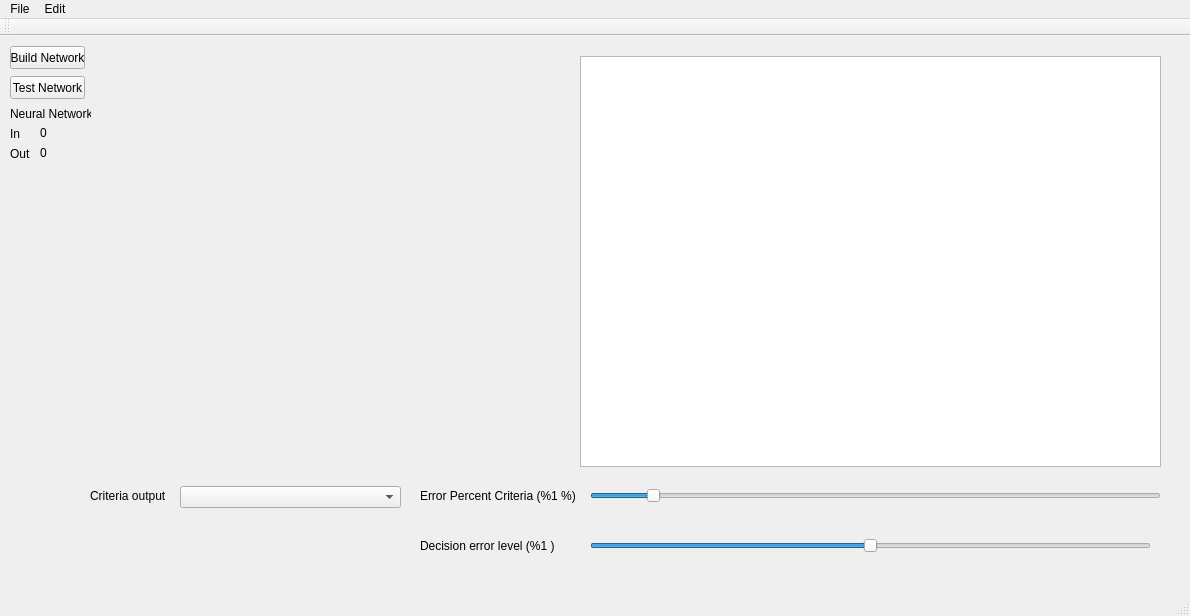
Before: the Qt Designer form src/CMainWindow.ui in fcrohas/QMWEStatistic, drawn with Qt 5.
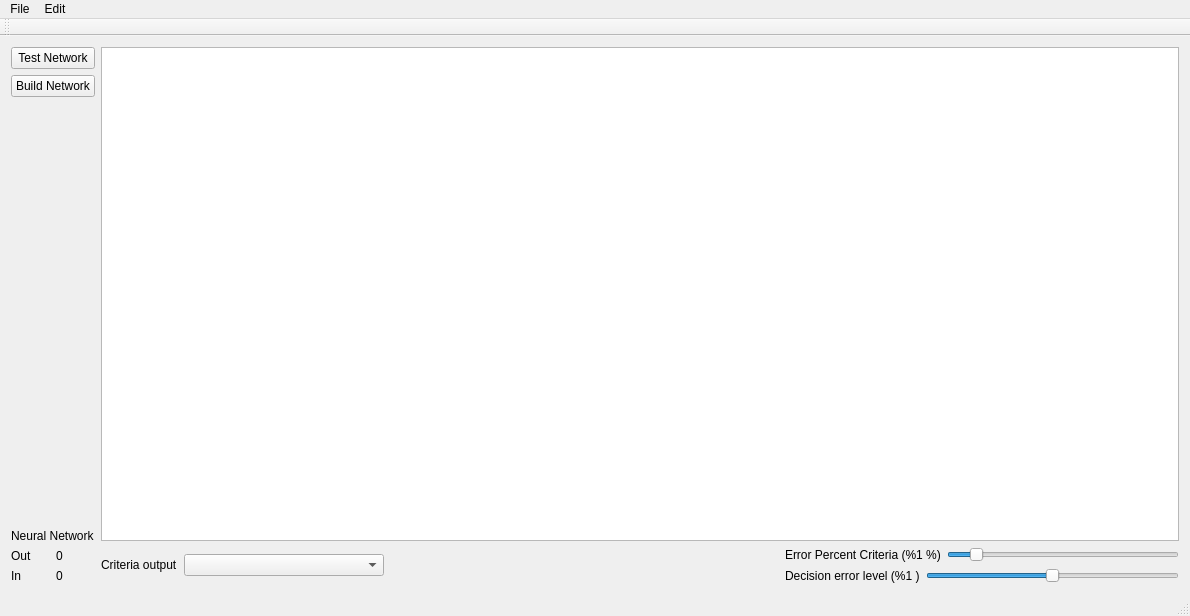
After: the same form once the commit is applied.

The edit to the form file:
```diff
--- a/src/CMainWindow.ui
+++ b/src/CMainWindow.ui
@@ -14,232 +14,217 @@
    <string>QMWEStatistics</string>
   </property>
   <widget class="QWidget" name="centralWidget">
-   <widget class="QPushButton" name="buildNetwork">
-    <property name="geometry">
-     <rect>
-      <x>10</x>
-      <y>10</y>
-      <width>75</width>
-      <height>23</height>
-     </rect>
-    </property>
-    <property name="text">
-     <string>Build Network</string>
-    </property>
-   </widget>
-   <widget class="QPushButton" name="testNetwork">
-    <property name="geometry">
-     <rect>
-      <x>10</x>
-      <y>40</y>
-      <width>75</width>
-      <height>23</height>
-     </rect>
-    </property>
-    <property name="text">
-     <string>Test Network</string>
-    </property>
-   </widget>
-   <widget class="QTextBrowser" name="outputText">
-    <property name="geometry">
-     <rect>
-      <x>580</x>
-      <y>20</y>
-      <width>581</width>
-      <height>411</height>
-     </rect>
-    </property>
-   </widget>
-   <widget class="QWidget" name="horizontalLayoutWidget">
-    <property name="geometry">
-     <rect>
-      <x>92</x>
-      <y>20</y>
-      <width>481</width>
-      <height>411</height>
-     </rect>
-    </property>
-    <layout class="QHBoxLayout" name="plotterLayout"/>
-   </widget>
-   <widget class="QSlider" name="errorLevel">
-    <property name="enabled">
-     <bool>true</bool>
-    </property>
-    <property name="geometry">
-     <rect>
-      <x>590</x>
-      <y>500</y>
-      <width>561</width>
-      <height>20</height>
-     </rect>
-    </property>
-    <property name="minimum">
-     <number>0</number>
-    </property>
-    <property name="maximum">
-     <number>20</number>
-    </property>
-    <property name="singleStep">
-     <number>1</number>
-    </property>
-    <property name="pageStep">
-     <number>2</number>
-    </property>
-    <property name="value">
-     <number>10</number>
-    </property>
-    <property name="sliderPosition">
-     <number>10</number>
-    </property>
-    <property name="orientation">
-     <enum>Qt::Horizontal</enum>
-    </property>
-   </widget>
-   <widget class="QSlider" name="errorPercent">
-    <property name="enabled">
-     <bool>true</bool>
-    </property>
-    <property name="geometry">
-     <rect>
-      <x>590</x>
-      <y>450</y>
-      <width>571</width>
-      <height>19</height>
-     </rect>
-    </property>
-    <property name="maximum">
-     <number>100</number>
-    </property>
-    <property name="pageStep">
-     <number>5</number>
-    </property>
-    <property name="value">
-     <number>10</number>
-    </property>
-    <property name="orientation">
-     <enum>Qt::Horizontal</enum>
-    </property>
-   </widget>
-   <widget class="QLabel" name="labelErrorDecision">
-    <property name="enabled">
-     <bool>true</bool>
-    </property>
-    <property name="geometry">
-     <rect>
-      <x>420</x>
-      <y>500</y>
-      <width>161</width>
-      <height>20</height>
-     </rect>
-    </property>
-    <property name="text">
-     <string>Decision error level (%1 )</string>
-    </property>
-   </widget>
-   <widget class="QLabel" name="labelErrorCriteria">
-    <property name="enabled">
-     <bool>true</bool>
-    </property>
-    <property name="geometry">
-     <rect>
-      <x>420</x>
-      <y>450</y>
-      <width>161</width>
-      <height>20</height>
-     </rect>
-    </property>
-    <property name="text">
-     <string>Error Percent Criteria (%1 %)</string>
-    </property>
-   </widget>
-   <widget class="QComboBox" name="cbCriteriaOut">
-    <property name="geometry">
-     <rect>
-      <x>180</x>
-      <y>450</y>
-      <width>221</width>
-      <height>22</height>
-     </rect>
-    </property>
-   </widget>
-   <widget class="QLabel" name="label_3">
-    <property name="geometry">
-     <rect>
-      <x>90</x>
-      <y>450</y>
-      <width>81</width>
-      <height>20</height>
-     </rect>
-    </property>
-    <property name="text">
-     <string>Criteria output</string>
-    </property>
-   </widget>
-   <widget class="QLabel" name="label_4">
-    <property name="geometry">
-     <rect>
-      <x>10</x>
-      <y>70</y>
-      <width>81</width>
-      <height>16</height>
-     </rect>
-    </property>
-    <property name="text">
-     <string>Neural Network</string>
-    </property>
-   </widget>
-   <widget class="QLabel" name="label_5">
-    <property name="geometry">
-     <rect>
-      <x>10</x>
-      <y>90</y>
-      <width>16</width>
-      <height>16</height>
-     </rect>
-    </property>
-    <property name="text">
-     <string>In</string>
-    </property>
-   </widget>
-   <widget class="QLabel" name="label_6">
-    <property name="geometry">
-     <rect>
-      <x>10</x>
-      <y>110</y>
-      <width>21</width>
-      <height>16</height>
-     </rect>
-    </property>
-    <property name="text">
-     <string>Out</string>
-    </property>
-   </widget>
-   <widget class="QLabel" name="fannIn">
-    <property name="geometry">
-     <rect>
-      <x>40</x>
-      <y>90</y>
-      <width>46</width>
-      <height>13</height>
-     </rect>
-    </property>
-    <property name="text">
-     <string>0</string>
-    </property>
-   </widget>
-   <widget class="QLabel" name="fannOut">
-    <property name="geometry">
-     <rect>
-      <x>40</x>
-      <y>110</y>
-      <width>46</width>
-      <height>13</height>
-     </rect>
-    </property>
-    <property name="text">
-     <string>0</string>
-    </property>
-   </widget>
+   <layout class="QHBoxLayout" name="horizontalLayout_9">
+    <item>
+     <layout class="QHBoxLayout" name="horizontalLayout_7">
+      <item>
+       <layout class="QVBoxLayout" name="verticalLayout_2">
+        <item>
+         <widget class="QPushButton" name="testNetwork">
+          <property name="text">
+           <string>Test Network</string>
+          </property>
+         </widget>
+        </item>
+        <item>
+         <widget class="QPushButton" name="buildNetwork">
+          <property name="text">
+           <string>Build Network</string>
+          </property>
+         </widget>
+        </item>
+        <item>
+         <spacer name="verticalSpacer">
+          <property name="orientation">
+           <enum>Qt::Vertical</enum>
+          </property>
+          <property name="sizeHint" stdset="0">
+           <size>
+            <width>20</width>
+            <height>40</height>
+           </size>
+          </property>
+         </spacer>
+        </item>
+        <item>
+         <widget class="QLabel" name="label_4">
+          <property name="text">
+           <string>Neural Network</string>
+          </property>
+         </widget>
+        </item>
+        <item>
+         <layout class="QHBoxLayout" name="horizontalLayout_5">
+          <item>
+           <widget class="QLabel" name="label_6">
+            <property name="text">
+             <string>Out</string>
+            </property>
+           </widget>
+          </item>
+          <item>
+           <widget class="QLabel" name="fannOut">
+            <property name="text">
+             <string>0</string>
+            </property>
+           </widget>
+          </item>
+         </layout>
+        </item>
+        <item>
+         <layout class="QHBoxLayout" name="horizontalLayout_4">
+          <item>
+           <widget class="QLabel" name="label_5">
+            <property name="text">
+             <string>In</string>
+            </property>
+           </widget>
+          </item>
+          <item>
+           <widget class="QLabel" name="fannIn">
+            <property name="text">
+             <string>0</string>
+            </property>
+           </widget>
+          </item>
+         </layout>
+        </item>
+       </layout>
+      </item>
+      <item>
+       <layout class="QVBoxLayout" name="verticalLayout_3">
+        <item>
+         <layout class="QHBoxLayout" name="horizontalLayout_6">
+          <item>
+           <layout class="QHBoxLayout" name="plotterLayout"/>
+          </item>
+          <item>
+           <widget class="QTextBrowser" name="outputText"/>
+          </item>
+         </layout>
+        </item>
+        <item>
+         <layout class="QHBoxLayout" name="horizontalLayout_8">
+          <item>
+           <layout class="QHBoxLayout" name="horizontalLayout">
+            <item>
+             <widget class="QLabel" name="label_3">
+              <property name="text">
+               <string>Criteria output</string>
+              </property>
+             </widget>
+            </item>
+            <item>
+             <widget class="QComboBox" name="cbCriteriaOut">
+              <property name="minimumSize">
+               <size>
+                <width>200</width>
+                <height>0</height>
+               </size>
+              </property>
+             </widget>
+            </item>
+           </layout>
+          </item>
+          <item>
+           <spacer name="horizontalSpacer">
+            <property name="orientation">
+             <enum>Qt::Horizontal</enum>
+            </property>
+            <property name="sizeHint" stdset="0">
+             <size>
+              <width>40</width>
+              <height>20</height>
+             </size>
+            </property>
+           </spacer>
+          </item>
+          <item>
+           <layout class="QVBoxLayout" name="verticalLayout">
+            <item>
+             <layout class="QHBoxLayout" name="horizontalLayout_2">
+              <item>
+               <widget class="QLabel" name="labelErrorCriteria">
+                <property name="enabled">
+                 <bool>true</bool>
+                </property>
+                <property name="text">
+                 <string>Error Percent Criteria (%1 %)</string>
+                </property>
+               </widget>
+              </item>
+              <item>
+               <widget class="QSlider" name="errorPercent">
+                <property name="enabled">
+                 <bool>true</bool>
+                </property>
+                <property name="maximum">
+                 <number>100</number>
+                </property>
+                <property name="pageStep">
+                 <number>5</number>
+                </property>
+                <property name="value">
+                 <number>10</number>
+                </property>
+                <property name="orientation">
+                 <enum>Qt::Horizontal</enum>
+                </property>
+               </widget>
+              </item>
+             </layout>
+            </item>
+            <item>
+             <layout class="QHBoxLayout" name="horizontalLayout_3">
+              <item>
+               <widget class="QLabel" name="labelErrorDecision">
+                <property name="enabled">
+                 <bool>true</bool>
+                </property>
+                <property name="text">
+                 <string>Decision error level (%1 )</string>
+                </property>
+               </widget>
+              </item>
+              <item>
+               <widget class="QSlider" name="errorLevel">
+                <property name="enabled">
+                 <bool>true</bool>
+                </property>
+                <property name="minimum">
+                 <number>0</number>
+                </property>
+                <property name="maximum">
+                 <number>20</number>
+                </property>
+                <property name="singleStep">
+                 <number>1</number>
+                </property>
+                <property name="pageStep">
+                 <number>2</number>
+                </property>
+                <property name="value">
+                 <number>10</number>
+                </property>
+                <property name="sliderPosition">
+                 <number>10</number>
+                </property>
+                <property name="orientation">
+                 <enum>Qt::Horizontal</enum>
+                </property>
+               </widget>
+              </item>
+             </layout>
+            </item>
+           </layout>
+          </item>
+         </layout>
+        </item>
+       </layout>
+      </item>
+     </layout>
+    </item>
+   </layout>
   </widget>
   <widget class="QMenuBar" name="menuBar">
    <property name="geometry">
```
